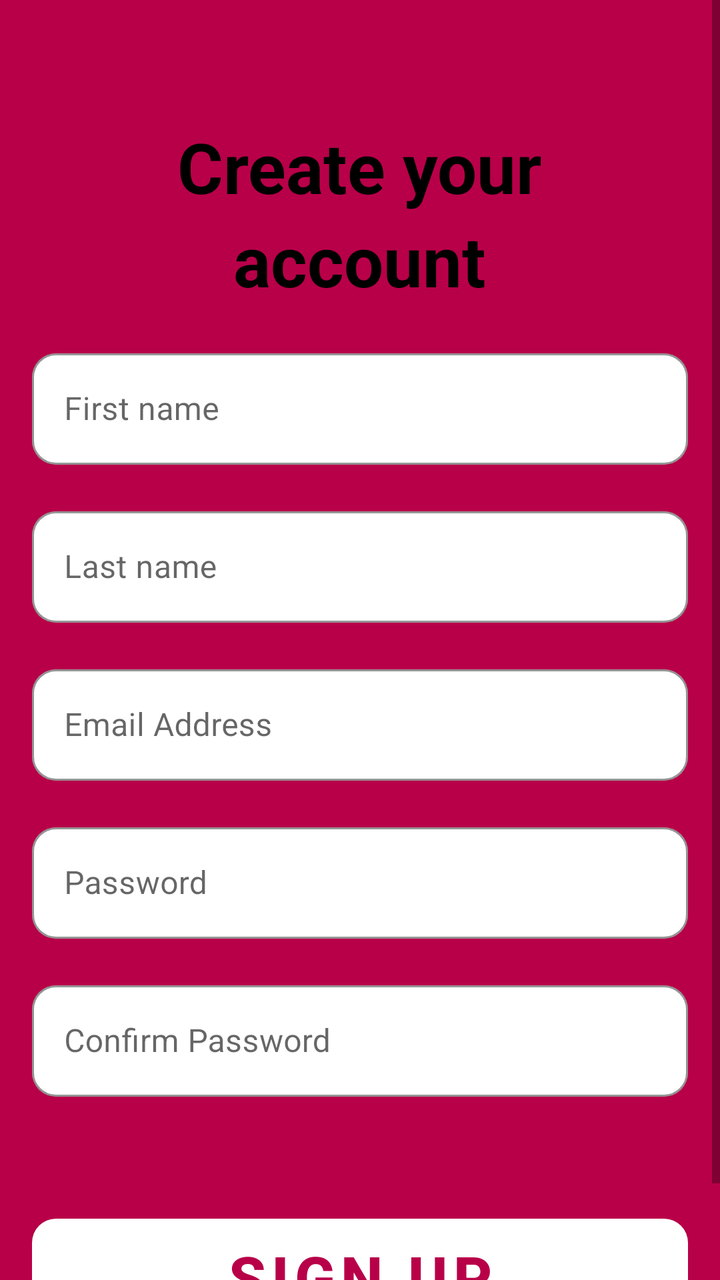
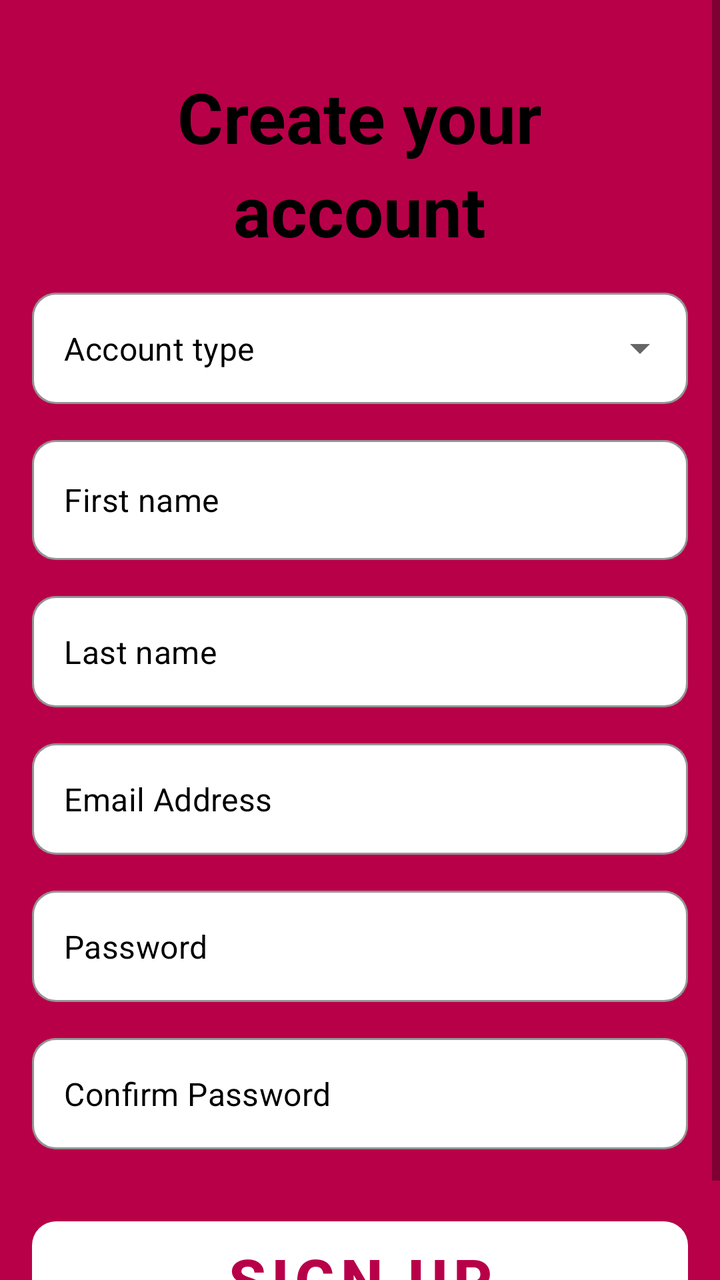

Screens rendered from an Android XML layout before and after an edit, with the pre-edit source and the edit as a unified diff.
<!-- AndroidManifest.xml: application theme Theme.OOPWAREHOUSELOCATION -->
<!-- res/layout/activity_sign_up_page.xml -->
<?xml version="1.0" encoding="utf-8"?>
<ScrollView xmlns:android="http://schemas.android.com/apk/res/android"
    xmlns:app="http://schemas.android.com/apk/res-auto"
    xmlns:tools="http://schemas.android.com/tools"
    android:id="@+id/main"
    android:layout_width="match_parent"
    android:layout_height="match_parent"
    tools:context=".SignUpPage"
    android:background="@color/pink"
    >

    <LinearLayout
        android:layout_width="match_parent"
        android:layout_height="match_parent"
        android:orientation="vertical"
        android:layout_marginLeft="16dp"
        android:layout_marginRight="16dp"
        android:gravity="center"
        android:layout_marginTop="60dp">

        <TextView
            android:id="@+id/editTextText1"
            android:layout_width="wrap_content"
            android:layout_height="wrap_content"
            android:text="Create your"
            android:textSize="35sp"
            android:textStyle="bold"
            android:textColor="@color/black"
            app:layout_constraintBottom_toBottomOf="parent"
            app:layout_constraintEnd_toEndOf="parent"
            app:layout_constraintHorizontal_bias="0.504"
            app:layout_constraintStart_toStartOf="parent"
            app:layout_constraintTop_toTopOf="parent"
            app:layout_constraintVertical_bias="0.083" />

        <TextView
            android:id="@+id/editTextText"
            android:layout_width="wrap_content"
            android:layout_height="wrap_content"
            android:text="account"
            android:textSize="35sp"
            android:textStyle="bold"
            android:textColor="@color/black"
            app:layout_constraintBottom_toBottomOf="parent"
            app:layout_constraintEnd_toEndOf="parent"
            app:layout_constraintHorizontal_bias="0.41"
            app:layout_constraintStart_toStartOf="parent"
            app:layout_constraintTop_toTopOf="parent"
            app:layout_constraintVertical_bias="0.152" />

        
        <com.google.android.material.textfield.TextInputLayout
            android:id="@+id/textInputLayout"
            style="@style/Widget.MaterialComponents.TextInputLayout.OutlinedBox"
            android:layout_width="match_parent"
            android:layout_height="wrap_content"
            app:boxStrokeColor="@color/pink"
            app:boxCornerRadiusTopStart="12dp"
            app:boxCornerRadiusTopEnd="12dp"
            app:boxCornerRadiusBottomStart="12dp"
            app:boxCornerRadiusBottomEnd="12dp"
            app:boxBackgroundMode="outline"
            app:boxBackgroundColor="@color/white"
            android:layout_marginTop="18dp">

            <com.google.android.material.textfield.TextInputEditText
                android:id="@+id/FirstNameInput"
                android:layout_width="match_parent"
                android:layout_height="wrap_content"
                android:hint="First name"
                android:textColor="@color/black"
                android:inputType="textEmailAddress" />
        </com.google.android.material.textfield.TextInputLayout>

        
        <com.google.android.material.textfield.TextInputLayout
            android:id="@+id/textInputLayout2"
            style="@style/Widget.MaterialComponents.TextInputLayout.OutlinedBox"
            android:layout_width="match_parent"
            android:layout_height="wrap_content"
            app:boxStrokeColor="@color/pink"
            app:boxCornerRadiusTopStart="12dp"
            app:boxCornerRadiusTopEnd="12dp"
            app:boxCornerRadiusBottomStart="12dp"
            app:boxCornerRadiusBottomEnd="12dp"
            app:boxBackgroundMode="outline"
            app:boxBackgroundColor="@color/white"
            android:layout_marginTop="18dp">

            <com.google.android.material.textfield.TextInputEditText
                android:id="@+id/LastnameInput"
                android:layout_width="match_parent"
                android:layout_height="wrap_content"
                android:hint="Last name"
                android:textColor="@color/black"
                android:inputType="textEmailAddress" />
        </com.google.android.material.textfield.TextInputLayout>

        
        <com.google.android.material.textfield.TextInputLayout
            android:id="@+id/textInputLayout3"
            style="@style/Widget.MaterialComponents.TextInputLayout.OutlinedBox"
            android:layout_width="match_parent"
            android:layout_height="wrap_content"
            app:boxStrokeColor="@color/pink"
            app:boxCornerRadiusTopStart="12dp"
            app:boxCornerRadiusTopEnd="12dp"
            app:boxCornerRadiusBottomStart="12dp"
            app:boxCornerRadiusBottomEnd="12dp"
            app:boxBackgroundMode="outline"
            app:boxBackgroundColor="@color/white"
            android:layout_marginTop="18dp">

            <com.google.android.material.textfield.TextInputEditText
                android:id="@+id/EmailAddressInput"
                android:layout_width="match_parent"
                android:layout_height="wrap_content"
                android:hint="Email Address"
                android:textColor="@color/black"
                android:inputType="textEmailAddress" />
        </com.google.android.material.textfield.TextInputLayout>

    
        <com.google.android.material.textfield.TextInputLayout
            android:id="@+id/textInputLayout4"
            style="@style/Widget.MaterialComponents.TextInputLayout.OutlinedBox"
            android:layout_width="match_parent"
            android:layout_height="wrap_content"
            app:boxStrokeColor="@color/pink"
            app:boxCornerRadiusTopStart="12dp"
            app:boxCornerRadiusTopEnd="12dp"
            app:boxCornerRadiusBottomStart="12dp"
            app:boxCornerRadiusBottomEnd="12dp"
            app:boxBackgroundMode="outline"
            app:boxBackgroundColor="@color/white"
            android:layout_marginTop="18dp">

            <com.google.android.material.textfield.TextInputEditText
                android:id="@+id/PasswordInput"
                android:layout_width="match_parent"
                android:layout_height="wrap_content"
                android:hint="Password"
                android:textColor="@color/black"
                android:inputType="textPassword" />
        </com.google.android.material.textfield.TextInputLayout>

        
        <com.google.android.material.textfield.TextInputLayout
            android:id="@+id/textInputLayout5"
            style="@style/Widget.MaterialComponents.TextInputLayout.OutlinedBox"
            android:layout_width="match_parent"
            android:layout_height="wrap_content"
            app:boxStrokeColor="@color/pink"
            app:boxCornerRadiusTopStart="12dp"
            app:boxCornerRadiusTopEnd="12dp"
            app:boxCornerRadiusBottomStart="12dp"
            app:boxCornerRadiusBottomEnd="12dp"
            app:boxBackgroundMode="outline"
            app:boxBackgroundColor="@color/white"
            android:layout_marginTop="18dp">

            <com.google.android.material.textfield.TextInputEditText
                android:id="@+id/confirmPasswordInput"
                android:layout_width="match_parent"
                android:layout_height="wrap_content"
                android:hint="Confirm Password"
                android:textColor="@color/black"
                android:inputType="textPassword" />
        </com.google.android.material.textfield.TextInputLayout>

        <com.google.android.material.button.MaterialButton
            android:id="@+id/btnLogIn"
            android:layout_width="match_parent"
            android:layout_height="70dp"
            android:text="Sign Up"
            android:textAllCaps="true"
            android:layout_marginTop="55dp"
            android:textColor="@color/pink"
            android:textSize="30sp"
            android:textStyle="bold"
            app:backgroundTint="@color/white"
            app:cornerRadius="12dp" />

        <LinearLayout
            android:layout_width="match_parent"
            android:layout_height="wrap_content"
            android:orientation="horizontal"
            android:gravity="center" >

            <TextView
                android:layout_width="wrap_content"
                android:layout_height="wrap_content"
                android:textStyle="bold"
                android:textColor="@color/black"
                android:text="Already have an account?" />

            <TextView
                android:id="@+id/tvSignIn"
                android:layout_width="wrap_content"
                android:layout_height="wrap_content"
                android:layout_marginStart="6dp"
                android:text="SIGN IN"
                android:textColor="@color/white"
                android:textSize="13sp"
                android:textStyle="bold" />

        </LinearLayout>


    </LinearLayout>

</ScrollView>
<!-- resources referenced by this layout -->
<resources>
  <color name="black">#FF000000</color>
  <color name="pink">#B80049</color>
  <color name="white">#FFFFFFFF</color>
  <style name="Theme.OOPWAREHOUSELOCATION" parent="Theme.MaterialComponents.DayNight.NoActionBar">
          
          <item name="colorPrimary">@color/pink</item>
          <item name="colorPrimaryVariant">@color/pink</item>
          <item name="colorOnPrimary">@color/white</item>
          
          <item name="colorSecondary">@color/lightPink</item>
          <item name="colorSecondaryVariant">@color/lightPink</item>
          <item name="colorOnSecondary">@color/black</item>
          
          <item name="android:statusBarColor">@color/darkBackground</item>
          
      </style>
  <color name="lightPink">#FEC1D6</color>
  <color name="darkBackground">#2D2D2D</color>
</resources>

<!-- the commit's change to res/layout/activity_sign_up_page.xml (unified diff, before → after) -->
@@ -16,7 +16,7 @@
         android:layout_marginLeft="16dp"
         android:layout_marginRight="16dp"
         android:gravity="center"
-        android:layout_marginTop="60dp">
+        android:layout_marginTop="35dp">
 
         <TextView
             android:id="@+id/editTextText1"
@@ -48,6 +48,31 @@
             app:layout_constraintTop_toTopOf="parent"
             app:layout_constraintVertical_bias="0.152" />
 
+        <com.google.android.material.textfield.TextInputLayout
+            android:id="@+id/textInputLayout6"
+            style="@style/Widget.MaterialComponents.TextInputLayout.OutlinedBox.ExposedDropdownMenu"
+            android:layout_width="match_parent"
+            android:layout_height="wrap_content"
+            app:boxStrokeColor="@color/pink"
+            app:hintEnabled="false"
+            app:boxCornerRadiusTopStart="12dp"
+            app:boxCornerRadiusTopEnd="12dp"
+            app:boxCornerRadiusBottomStart="12dp"
+            app:boxCornerRadiusBottomEnd="12dp"
+            app:boxBackgroundColor="@color/white"
+            android:layout_marginTop="18dp">
+
+            <com.google.android.material.textfield.MaterialAutoCompleteTextView
+                android:id="@+id/statusInput"
+                android:layout_width="match_parent"
+                android:layout_height="wrap_content"
+                android:inputType="none"
+                android:hint="Account type"
+                android:textColor="@color/black"
+                android:textColorHint="@color/black"
+                app:simpleItems="@array/accountType" />
+        </com.google.android.material.textfield.TextInputLayout>
+
         
         <com.google.android.material.textfield.TextInputLayout
             android:id="@+id/textInputLayout"
@@ -55,6 +80,7 @@
             android:layout_width="match_parent"
             android:layout_height="wrap_content"
             app:boxStrokeColor="@color/pink"
+            app:hintEnabled="false"
             app:boxCornerRadiusTopStart="12dp"
             app:boxCornerRadiusTopEnd="12dp"
             app:boxCornerRadiusBottomStart="12dp"
@@ -66,66 +92,72 @@
             <com.google.android.material.textfield.TextInputEditText
                 android:id="@+id/FirstNameInput"
                 android:layout_width="match_parent"
-                android:layout_height="wrap_content"
+                android:layout_height="60dp"
                 android:hint="First name"
-                android:textColor="@color/black"
+                android:textColorHint="@color/black"
+                android:textColor="@color/black"
+                android:inputType="textPersonName" />
+        </com.google.android.material.textfield.TextInputLayout>
+
+        
+        <com.google.android.material.textfield.TextInputLayout
+            android:id="@+id/textInputLayout2"
+            style="@style/Widget.MaterialComponents.TextInputLayout.OutlinedBox"
+            android:layout_width="match_parent"
+            android:layout_height="wrap_content"
+            app:boxStrokeColor="@color/pink"
+            app:hintEnabled="false"
+            app:boxCornerRadiusTopStart="12dp"
+            app:boxCornerRadiusTopEnd="12dp"
+            app:boxCornerRadiusBottomStart="12dp"
+            app:boxCornerRadiusBottomEnd="12dp"
+            app:boxBackgroundMode="outline"
+            app:boxBackgroundColor="@color/white"
+            android:layout_marginTop="18dp">
+
+            <com.google.android.material.textfield.TextInputEditText
+                android:id="@+id/LastnameInput"
+                android:layout_width="match_parent"
+                android:layout_height="wrap_content"
+                android:hint="Last name"
+                android:textColor="@color/black"
+                android:textColorHint="@color/black"
                 android:inputType="textEmailAddress" />
         </com.google.android.material.textfield.TextInputLayout>
 
         
         <com.google.android.material.textfield.TextInputLayout
-            android:id="@+id/textInputLayout2"
-            style="@style/Widget.MaterialComponents.TextInputLayout.OutlinedBox"
-            android:layout_width="match_parent"
-            android:layout_height="wrap_content"
-            app:boxStrokeColor="@color/pink"
-            app:boxCornerRadiusTopStart="12dp"
-            app:boxCornerRadiusTopEnd="12dp"
-            app:boxCornerRadiusBottomStart="12dp"
-            app:boxCornerRadiusBottomEnd="12dp"
-            app:boxBackgroundMode="outline"
-            app:boxBackgroundColor="@color/white"
-            android:layout_marginTop="18dp">
-
-            <com.google.android.material.textfield.TextInputEditText
-                android:id="@+id/LastnameInput"
-                android:layout_width="match_parent"
-                android:layout_height="wrap_content"
-                android:hint="Last name"
-                android:textColor="@color/black"
+            android:id="@+id/textInputLayout3"
+            style="@style/Widget.MaterialComponents.TextInputLayout.OutlinedBox"
+            android:layout_width="match_parent"
+            android:layout_height="wrap_content"
+            app:boxStrokeColor="@color/pink"
+            app:hintEnabled="false"
+            app:boxCornerRadiusTopStart="12dp"
+            app:boxCornerRadiusTopEnd="12dp"
+            app:boxCornerRadiusBottomStart="12dp"
+            app:boxCornerRadiusBottomEnd="12dp"
+            app:boxBackgroundMode="outline"
+            app:boxBackgroundColor="@color/white"
+            android:layout_marginTop="18dp">
+
+            <com.google.android.material.textfield.TextInputEditText
+                android:id="@+id/EmailAddressInput"
+                android:layout_width="match_parent"
+                android:layout_height="wrap_content"
+                android:hint="Email Address"
+                android:textColor="@color/black"
+                android:textColorHint="@color/black"
                 android:inputType="textEmailAddress" />
         </com.google.android.material.textfield.TextInputLayout>
 
-        
-        <com.google.android.material.textfield.TextInputLayout
-            android:id="@+id/textInputLayout3"
-            style="@style/Widget.MaterialComponents.TextInputLayout.OutlinedBox"
-            android:layout_width="match_parent"
-            android:layout_height="wrap_content"
-            app:boxStrokeColor="@color/pink"
-            app:boxCornerRadiusTopStart="12dp"
-            app:boxCornerRadiusTopEnd="12dp"
-            app:boxCornerRadiusBottomStart="12dp"
-            app:boxCornerRadiusBottomEnd="12dp"
-            app:boxBackgroundMode="outline"
-            app:boxBackgroundColor="@color/white"
-            android:layout_marginTop="18dp">
-
-            <com.google.android.material.textfield.TextInputEditText
-                android:id="@+id/EmailAddressInput"
-                android:layout_width="match_parent"
-                android:layout_height="wrap_content"
-                android:hint="Email Address"
-                android:textColor="@color/black"
-                android:inputType="textEmailAddress" />
-        </com.google.android.material.textfield.TextInputLayout>
-
     
         <com.google.android.material.textfield.TextInputLayout
             android:id="@+id/textInputLayout4"
             style="@style/Widget.MaterialComponents.TextInputLayout.OutlinedBox"
             android:layout_width="match_parent"
             android:layout_height="wrap_content"
+            app:hintEnabled="false"
             app:boxStrokeColor="@color/pink"
             app:boxCornerRadiusTopStart="12dp"
             app:boxCornerRadiusTopEnd="12dp"
@@ -141,6 +173,7 @@
                 android:layout_height="wrap_content"
                 android:hint="Password"
                 android:textColor="@color/black"
+                android:textColorHint="@color/black"
                 android:inputType="textPassword" />
         </com.google.android.material.textfield.TextInputLayout>
 
@@ -150,6 +183,7 @@
             style="@style/Widget.MaterialComponents.TextInputLayout.OutlinedBox"
             android:layout_width="match_parent"
             android:layout_height="wrap_content"
+            app:hintEnabled="false"
             app:boxStrokeColor="@color/pink"
             app:boxCornerRadiusTopStart="12dp"
             app:boxCornerRadiusTopEnd="12dp"
@@ -165,6 +199,7 @@
                 android:layout_height="wrap_content"
                 android:hint="Confirm Password"
                 android:textColor="@color/black"
+                android:textColorHint="@color/black"
                 android:inputType="textPassword" />
         </com.google.android.material.textfield.TextInputLayout>
 
@@ -174,7 +209,7 @@
             android:layout_height="70dp"
             android:text="Sign Up"
             android:textAllCaps="true"
-            android:layout_marginTop="55dp"
+            android:layout_marginTop="30dp"
             android:textColor="@color/pink"
             android:textSize="30sp"
             android:textStyle="bold"
@@ -207,6 +242,8 @@
         </LinearLayout>
 
 
+
+
     </LinearLayout>
 
 </ScrollView>
<!-- resource entries referenced after the edit -->
@@ -1,5 +1,9 @@
 <!-- resources referenced by this layout -->
 <resources>
+  <string-array name="accountType">
+          <item>Manager</item>
+          <item>Employee</item>
+      </string-array>
   <color name="black">#FF000000</color>
   <color name="pink">#B80049</color>
   <color name="white">#FFFFFFFF</color>
